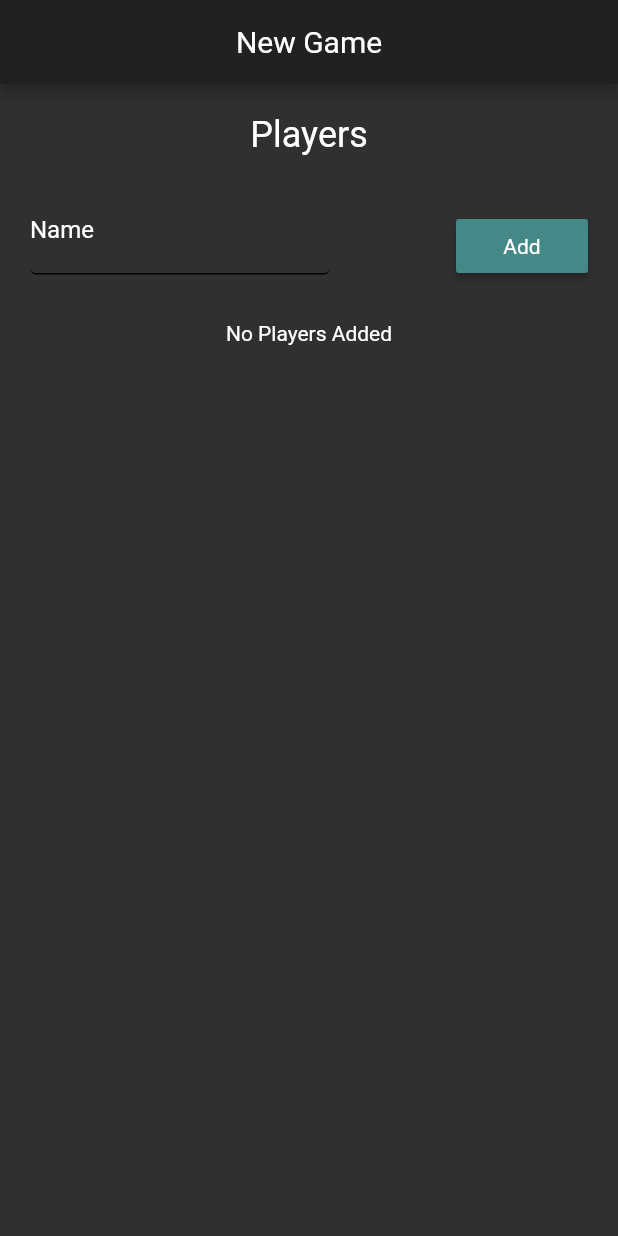
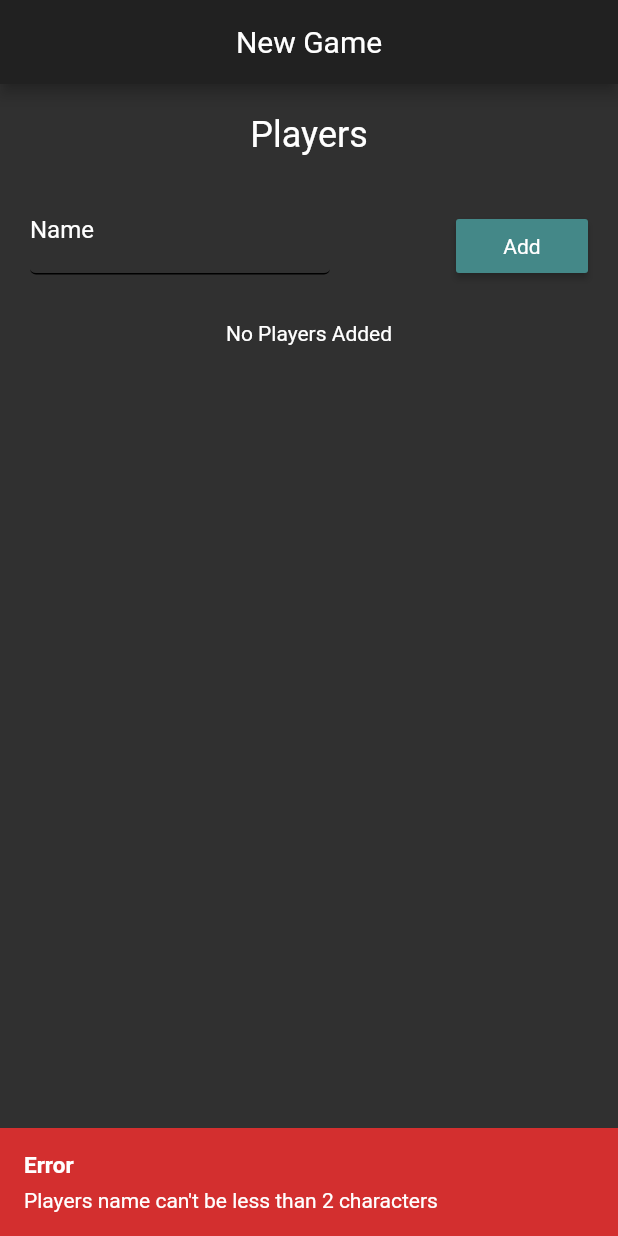
Before and after one commit to afrubioarmas/dominote, a Flutter app: the screen it shows after launch, after a tap on "Add", on a phone screen of 412 x 824 dp. Run offline on Flutter 3.47's test engine with Material 2 defaults, Android fonts, the phone set to English and light mode, and no system bars; our stand-ins replace flushbar.

Commit message:
New game view done

```diff
--- a/assets/languages/en.json
+++ b/assets/languages/en.json
@@ -5,5 +5,10 @@
     "Add": "Add",
     "NewGame": "New Game",
     "NoPlayersAdded": "No Players Added",
-    "PlayerAdded": "Player Added"
+    "PlayerAdded": "Player Added",
+    "Error": "Error",
+    "Success": "Success",
+    "CantAddMoreThan7Players": "Can't add more than 7 players",
+    "PlayersNameCantBeLess2Characters": "Players name can't be less than 2 characters",
+    "StartGame": "Start Game"
 }
--- /dev/null
+++ b/lib/view/common_components/my_flushbar_helper.dart
@@ -0,0 +1,23 @@
+import 'package:dominote/controller/helpers/language.dart';
+import 'package:flushbar/flushbar.dart';
+import 'package:flutter/material.dart';
+
+class MyFlushbarHelper {
+  static showSuccess(String message, context) {
+    Flushbar(
+      title: Language.getStrings("Success"),
+      message: message,
+      duration: Duration(seconds: 2),
+      backgroundColor: Colors.green,
+    )..show(context);
+  }
+
+  static showError(String message, context) {
+    Flushbar(
+      title: Language.getStrings("Error"),
+      message: message,
+      duration: Duration(seconds: 3),
+      backgroundColor: Theme.of(context).colorScheme.error,
+    )..show(context);
+  }
+}
--- a/lib/view/common_components/my_primary_button.dart
+++ b/lib/view/common_components/my_primary_button.dart
@@ -1,9 +1,9 @@
 import 'package:flutter/material.dart';
 
 class MyPrimaryButton extends StatelessWidget {
-  final Widget child;
-  final Color color;
-  final Function action;
+  Widget child;
+  Color color;
+  Function action;
 
   MyPrimaryButton({this.child, this.color, this.action});
   @override
@@ -11,7 +11,7 @@ class MyPrimaryButton extends StatelessWidget {
     return RaisedButton(
       child: child,
       color: color,
-      onPressed: action,
+      onPressed: action == null ? () {} : action,
     );
   }
 }
--- a/lib/view/screens/new_game.dart
+++ b/lib/view/screens/new_game.dart
@@ -1,8 +1,11 @@
 import 'package:dominote/controller/helpers/language.dart';
 import 'package:dominote/model/Game.dart';
 import 'package:dominote/model/User.dart';
+import 'package:dominote/view/common_components/my_flushbar_helper.dart';
 import 'package:dominote/view/common_components/my_primary_button.dart';
+import 'package:flushbar/flushbar.dart';
 import 'package:dominote/view/common_components/my_text_field.dart';
+import 'package:flushbar/flushbar_helper.dart';
 import 'package:flutter/material.dart';
 import 'package:flutter/widgets.dart';
 
@@ -86,17 +89,27 @@ class _NewGamestate extends State<NewGame> {
                     child: Text(Language.getStrings("Add")),
                     color: Theme.of(context).buttonColor,
                     action: () {
-                      if (textNameController.text.length > 2 &&
-                          players.length < 7) {
-                        SnackBar(
-                          duration: Duration(seconds: 3),
-                          content: Text(Language.getStrings("PlayerAdded")),
-                          backgroundColor: Colors.green,
-                        );
-                        setState(() {
-                          players.add(User(name: textNameController.text));
-                        });
-                        textNameController.text = "";
+                      if (textNameController.text.length > 2) {
+                        if (players.length < 7) {
+                          setState(() {
+                            players.add(User(name: textNameController.text));
+                          });
+                          MyFlushbarHelper.showSuccess(
+                              Language.getStrings("PlayerAdded") +
+                                  ": " +
+                                  textNameController.text,
+                              context);
+                          textNameController.text = "";
+                        } else {
+                          MyFlushbarHelper.showError(
+                              Language.getStrings("CantAddMoreThan7Players"),
+                              context);
+                        }
+                      } else {
+                        MyFlushbarHelper.showError(
+                            Language.getStrings(
+                                "PlayersNameCantBeLess2Characters"),
+                            context);
                       }
                     },
                   ),
@@ -123,6 +136,14 @@ class _NewGamestate extends State<NewGame> {
                                 children: playersListWidget)
                             : Text(Language.getStrings("NoPlayersAdded")),
                       ),
+                      Container(
+                        height: 20,
+                      ),
+                      players.length > 3
+                          ? MyPrimaryButton(
+                              color: Theme.of(context).buttonColor,
+                              child: Text(Language.getStrings("StartGame")))
+                          : Container(),
                     ],
                   )
                 ],
--- a/pubspec.yaml
+++ b/pubspec.yaml
@@ -23,6 +23,7 @@ dependencies:
   # The following adds the Cupertino Icons font to your application.
   # Use with the CupertinoIcons class for iOS style icons.
   cupertino_icons: ^0.1.2
+  flushbar: ^1.9.1
 
 dev_dependencies:
   flutter_test:
```
Also changed, not shown: pubspec.lock.
